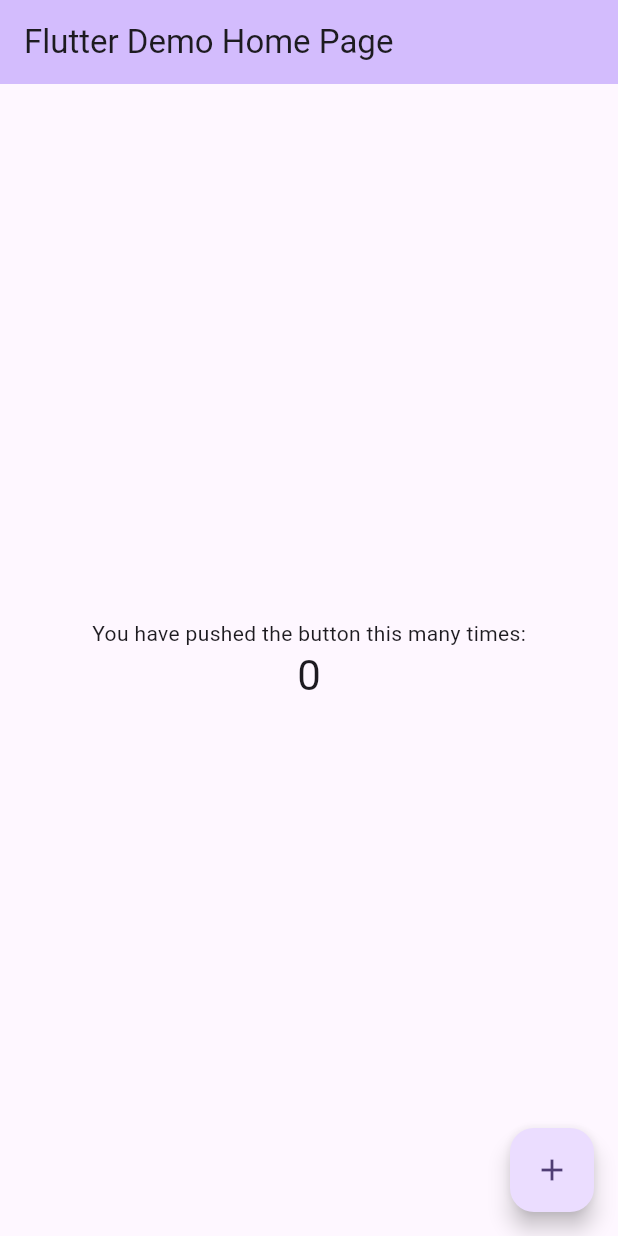
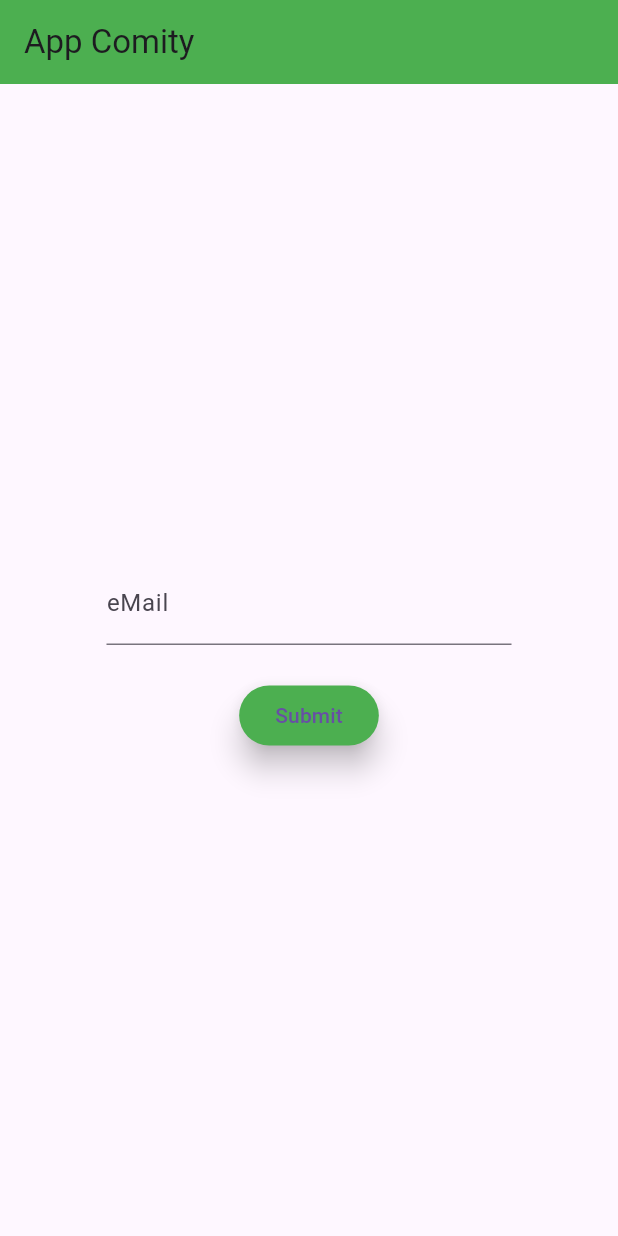
Before and after one commit to StefanRonnkvist/email_character_validator, a Flutter app: the screen it shows after launch, on a phone screen of 412 x 824 dp. Run offline on Flutter 3.47's test engine with Material 3 defaults, Android fonts, the phone set to English and light mode, and no system bars.

Commit message:
Updated Main

```diff
--- a/lib/main.dart
+++ b/lib/main.dart
@@ -1,125 +1,80 @@
-import 'package:flutter/material.dart';
+import "package:flutter/material.dart";
+import "email_split.dart";
 
-void main() {
-  runApp(const MyApp());
-}
+void main() => runApp(const MyApp());
 
 class MyApp extends StatelessWidget {
   const MyApp({super.key});
 
-  // This widget is the root of your application.
   @override
   Widget build(BuildContext context) {
-    return MaterialApp(
-      title: 'Flutter Demo',
-      theme: ThemeData(
-        // This is the theme of your application.
-        //
-        // TRY THIS: Try running your application with "flutter run". You'll see
-        // the application has a purple toolbar. Then, without quitting the app,
-        // try changing the seedColor in the colorScheme below to Colors.green
-        // and then invoke "hot reload" (save your changes or press the "hot
-        // reload" button in a Flutter-supported IDE, or press "r" if you used
-        // the command line to start the app).
-        //
-        // Notice that the counter didn't reset back to zero; the application
-        // state is not lost during the reload. To reset the state, use hot
-        // restart instead.
-        //
-        // This works for code too, not just values: Most code changes can be
-        // tested with just a hot reload.
-        colorScheme: ColorScheme.fromSeed(seedColor: Colors.deepPurple),
-        useMaterial3: true,
-      ),
-      home: const MyHomePage(title: 'Flutter Demo Home Page'),
+    return const MaterialApp(
+      debugShowCheckedModeBanner: false,
+      home: Home(),
     );
   }
 }
 
-class MyHomePage extends StatefulWidget {
-  const MyHomePage({super.key, required this.title});
-
-  // This widget is the home page of your application. It is stateful, meaning
-  // that it has a State object (defined below) that contains fields that affect
-  // how it looks.
-
-  // This class is the configuration for the state. It holds the values (in this
-  // case the title) provided by the parent (in this case the App widget) and
-  // used by the build method of the State. Fields in a Widget subclass are
-  // always marked "final".
-
-  final String title;
+class Home extends StatefulWidget {
+  const Home({super.key});
 
   @override
-  State<MyHomePage> createState() => _MyHomePageState();
+  _HomeState createState() => _HomeState();
 }
 
-class _MyHomePageState extends State<MyHomePage> {
-  int _counter = 0;
+class _HomeState extends State<Home> {
+  late String title;
+  String text = "No eMail Entered";
+  String textSpanText = "No eMail Entered";
+  bool runRichText = false;
 
-  void _incrementCounter() {
+  void _setText() {
     setState(() {
-      // This call to setState tells the Flutter framework that something has
-      // changed in this State, which causes it to rerun the build method below
-      // so that the display can reflect the updated values. If we changed
-      // _counter without calling setState(), then the build method would not be
-      // called again, and so nothing would appear to happen.
-      _counter++;
+      text = title;
+      runRichText = true;
     });
   }
 
   @override
   Widget build(BuildContext context) {
-    // This method is rerun every time setState is called, for instance as done
-    // by the _incrementCounter method above.
-    //
-    // The Flutter framework has been optimized to make rerunning build methods
-    // fast, so that you can just rebuild anything that needs updating rather
-    // than having to individually change instances of widgets.
     return Scaffold(
       appBar: AppBar(
-        // TRY THIS: Try changing the color here to a specific color (to
-        // Colors.amber, perhaps?) and trigger a hot reload to see the AppBar
-        // change color while the other colors stay the same.
-        backgroundColor: Theme.of(context).colorScheme.inversePrimary,
-        // Here we take the value from the MyHomePage object that was created by
-        // the App.build method, and use it to set our appbar title.
-        title: Text(widget.title),
+        title: const Text('App Comity'),
+        backgroundColor: Colors.green,
       ),
       body: Center(
-        // Center is a layout widget. It takes a single child and positions it
-        // in the middle of the parent.
         child: Column(
-          // Column is also a layout widget. It takes a list of children and
-          // arranges them vertically. By default, it sizes itself to fit its
-          // children horizontally, and tries to be as tall as its parent.
-          //
-          // Column has various properties to control how it sizes itself and
-          // how it positions its children. Here we use mainAxisAlignment to
-          // center the children vertically; the main axis here is the vertical
-          // axis because Columns are vertical (the cross axis would be
-          // horizontal).
-          //
-          // TRY THIS: Invoke "debug painting" (choose the "Toggle Debug Paint"
-          // action in the IDE, or press "p" in the console), to see the
-          // wireframe for each widget.
+          crossAxisAlignment: CrossAxisAlignment.center,
           mainAxisAlignment: MainAxisAlignment.center,
           children: <Widget>[
-            const Text(
-              'You have pushed the button this many times:',
+            SizedBox(
+              width: 300,
+              child: Padding(
+                padding: const EdgeInsets.all(15),
+                child: TextField(
+                  decoration: const InputDecoration(labelText: 'eMail'),
+                  onChanged: (value) => title = value,
+                ),
+              ),
             ),
-            Text(
-              '$_counter',
-              style: Theme.of(context).textTheme.headlineMedium,
+            const SizedBox(
+              height: 8,
             ),
+            ElevatedButton(
+                onPressed: _setText,
+                style: ButtonStyle(
+                    elevation: WidgetStateProperty.all(8),
+                    backgroundColor: WidgetStateProperty.all(Colors.green)),
+                child: const Text('Submit')),
+            const SizedBox(
+              height: 20,
+            ),
+            if (runRichText) ...{
+              buildTextSpan(text),
+            },
           ],
         ),
       ),
-      floatingActionButton: FloatingActionButton(
-        onPressed: _incrementCounter,
-        tooltip: 'Increment',
-        child: const Icon(Icons.add),
-      ), // This trailing comma makes auto-formatting nicer for build methods.
     );
   }
 }
```
Also changed, not shown: lib/email_split.dart (added, +165 -0 lines).
